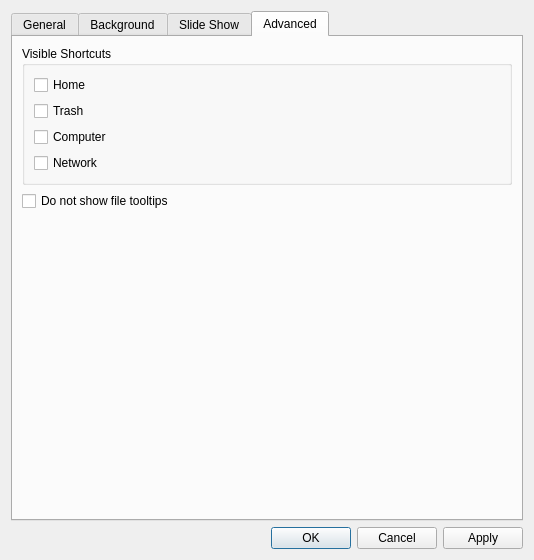
lxqt/pcmanfm-qt, file pcmanfm/desktop-preferences.ui: the form before one commit.
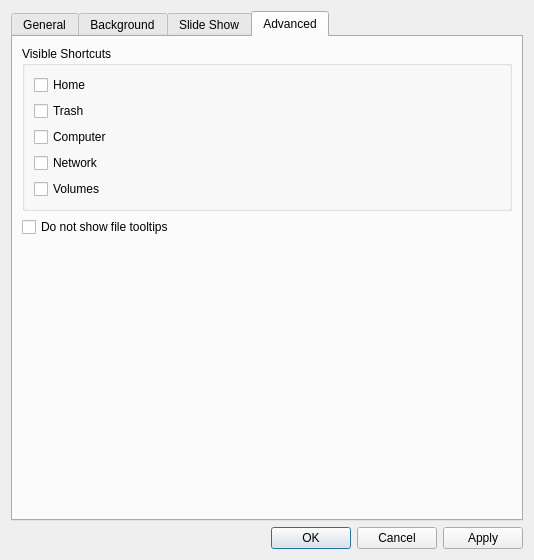
The form after the commit. The open tabs and pages were chosen to show the change. Icons and pictures are not drawn. Custom widgets are drawn as their Qt base class.

Commit message:
Show volumes on desktop
Add a "Volumes" option to the desktop shortcuts. Volumes are listed by
libfm-qt's FolderView::setShowVolumes() and can be opened (mounting
them first if needed), ejected or unmounted from their context menu.

Volume icons can be moved and stuck to their position like other
desktop items, and their positions are kept while they are unplugged.
Files dropped on a volume are copied, moved or linked to it.
The desktop is relaid out when a volume is added or removed.

Fixes https://github.com/lxqt/pcmanfm-qt/issues/1192

```diff
--- a/pcmanfm/desktop-preferences.ui
+++ b/pcmanfm/desktop-preferences.ui
@@ -667,6 +667,16 @@
             </property>
            </widget>
           </item>
+          <item>
+           <widget class="QCheckBox" name="volumesBox">
+            <property name="text">
+             <string>Volumes</string>
+            </property>
+            <property name="icon">
+             <iconset theme="drive-removable-media"/>
+            </property>
+           </widget>
+          </item>
          </layout>
         </widget>
        </item>
```
The commit also changes 3 other files.
